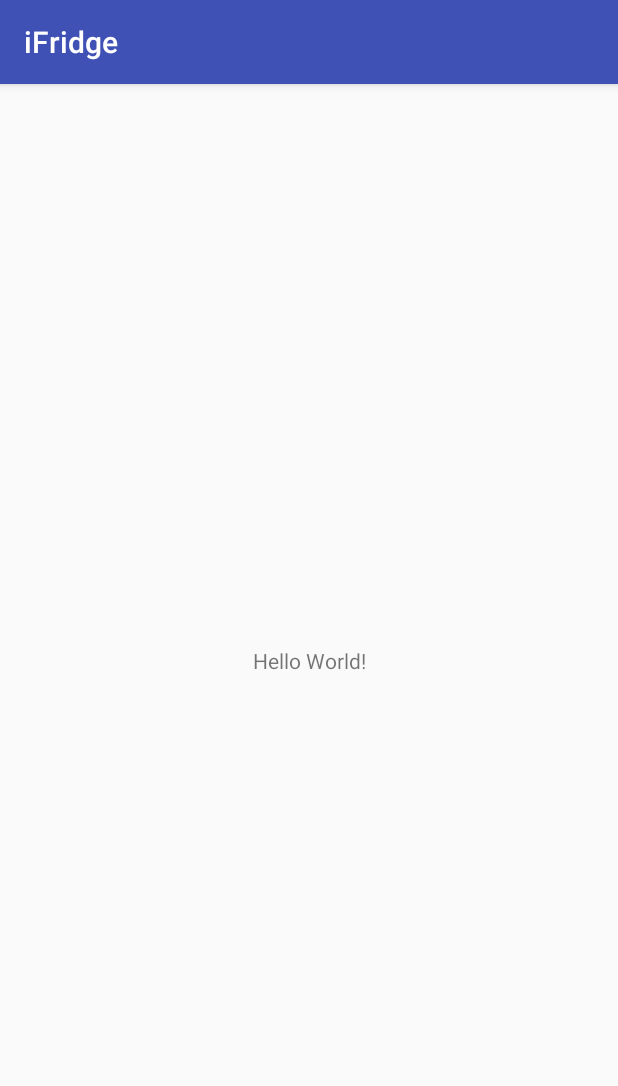
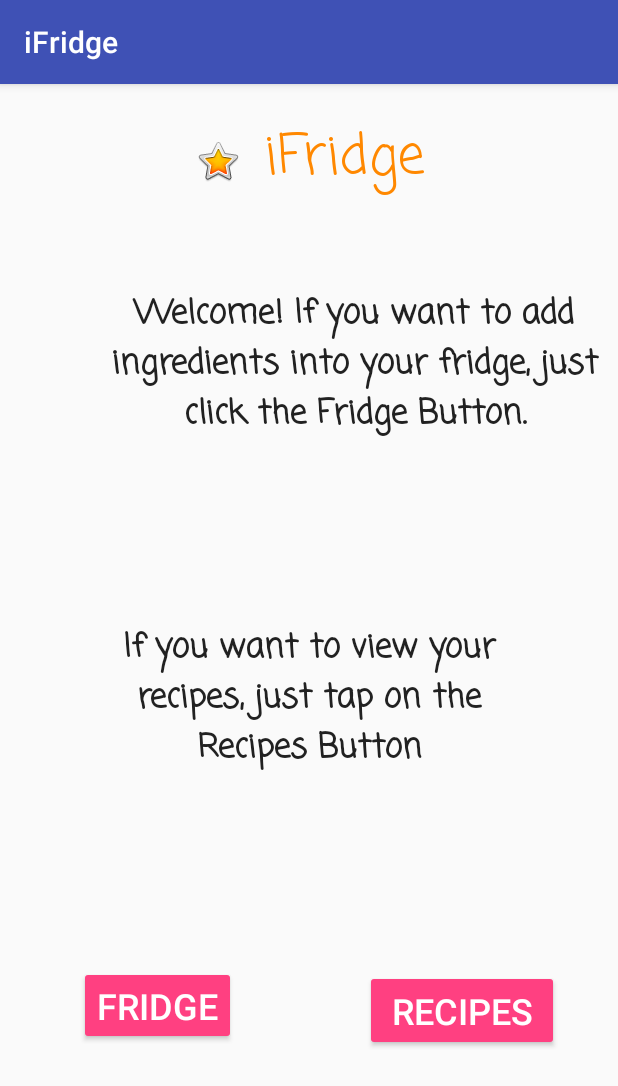
Before and after one commit to alzepeda/iFridge, an Android app: the screen it shows after launch (MainActivity), on a phone screen of 412 x 824 dp. Shown: the top 1086 px of the screen. Run offline under Robolectric (Android 15) with nearby library versions, the phone set to English and light mode, and no system bars.

Commit message:
UI implemented

```diff
--- a/app/build.gradle
+++ b/app/build.gradle
@@ -16,6 +16,10 @@ android {
             proguardFiles getDefaultProguardFile('proguard-android.txt'), 'proguard-rules.pro'
         }
     }
+    compileOptions {
+        targetCompatibility 1.8
+        sourceCompatibility 1.8
+    }
 }
 
 dependencies {
--- a/app/src/main/java/edu/utep/cs/cs4330/ifridge/MainActivity.java
+++ b/app/src/main/java/edu/utep/cs/cs4330/ifridge/MainActivity.java
@@ -1,20 +1,39 @@
 package edu.utep.cs.cs4330.ifridge;
+
+/**iFridge app
+ * @author Ana Zapeda, Sebastian Gonzalez
+ * @version 1.0
+ *
+ * This app will allow the user to discover delicious recipes with the ingredients found in the user's refrigerator.**/
 
 import android.support.v7.app.AppCompatActivity;
 import android.os.Bundle;
+import android.widget.Button;
+import android.widget.Toast;
+
 
 public class MainActivity extends AppCompatActivity {
+    private Button recipesButton;
+    private Button fridgeButton;
+
 
     @Override
     protected void onCreate(Bundle savedInstanceState) {
         super.onCreate(savedInstanceState);
         setContentView(R.layout.activity_main);
+        recipesButton = findViewById(R.id.idOfRecipesButton);
+        fridgeButton = findViewById(R.id.idOfFridgeButton);
+        recipesButton.setOnClickListener(e->recipesButtonClicked());
+        fridgeButton.setOnClickListener(e->fridgeButtonClicked());
 
-//helloooooooooooooo
-
-
-       // hello world
-
-        String l = "second attempt";
+    }
+    void recipesButtonClicked(){
+        toast("Recipes");
+    }
+    void fridgeButtonClicked(){
+        toast("Fridge");
+    }
+    void toast(String s){
+        Toast.makeText(this,s,Toast.LENGTH_LONG).show();
     }
 }
--- a/app/src/main/res/layout/activity_main.xml
+++ b/app/src/main/res/layout/activity_main.xml
@@ -7,12 +7,121 @@
     tools:context="edu.utep.cs.cs4330.ifridge.MainActivity">
 
     <TextView
+        android:id="@+id/idOfTitle"
         android:layout_width="wrap_content"
         android:layout_height="wrap_content"
-        android:text="Hello World!"
+        android:fontFamily="casual"
+        android:lineSpacingExtra="8sp"
+        android:text="iFridge"
+        android:textColor="@android:color/holo_orange_dark"
+        android:textSize="36sp"
+        android:typeface="serif"
         app:layout_constraintBottom_toBottomOf="parent"
-        app:layout_constraintLeft_toLeftOf="parent"
-        app:layout_constraintRight_toRightOf="parent"
-        app:layout_constraintTop_toTopOf="parent" />
+        app:layout_constraintEnd_toEndOf="parent"
+        app:layout_constraintHorizontal_bias="0.579"
+        app:layout_constraintStart_toStartOf="parent"
+        app:layout_constraintTop_toTopOf="parent"
+        app:layout_constraintVertical_bias="0.031" />
+
+    <Button
+        android:id="@+id/idOfFridgeButton"
+        style="@android:style/Widget.Material.Button.Colored"
+        android:layout_width="wrap_content"
+        android:layout_height="wrap_content"
+        android:layout_marginBottom="8dp"
+        android:layout_marginEnd="8dp"
+        android:layout_marginRight="8dp"
+        android:layout_marginTop="8dp"
+        android:text="Fridge"
+        android:textSize="24sp"
+        android:visibility="visible"
+        app:layout_constraintBottom_toBottomOf="parent"
+        app:layout_constraintEnd_toEndOf="parent"
+        app:layout_constraintHorizontal_bias="0.177"
+        app:layout_constraintStart_toStartOf="parent"
+        app:layout_constraintTop_toTopOf="parent"
+        app:layout_constraintVertical_bias="0.829" />
+
+    <Button
+        android:id="@+id/idOfRecipesButton"
+        style="@android:style/Widget.Material.Button.Colored"
+        android:layout_width="129dp"
+        android:layout_height="54dp"
+        android:layout_marginBottom="8dp"
+        android:layout_marginEnd="8dp"
+        android:layout_marginLeft="8dp"
+        android:layout_marginRight="8dp"
+        android:layout_marginStart="8dp"
+        android:layout_marginTop="8dp"
+        android:text="Recipes"
+        android:textSize="24sp"
+        app:layout_constraintBottom_toBottomOf="parent"
+        app:layout_constraintEnd_toEndOf="parent"
+        app:layout_constraintHorizontal_bias="0.882"
+        app:layout_constraintStart_toStartOf="parent"
+        app:layout_constraintTop_toTopOf="parent"
+        app:layout_constraintVertical_bias="0.835" />
+
+    <TextView
+        android:id="@+id/idOfWelcomeText"
+        android:layout_width="336dp"
+        android:layout_height="134dp"
+        android:layout_marginBottom="8dp"
+        android:layout_marginEnd="8dp"
+        android:layout_marginLeft="8dp"
+        android:layout_marginRight="8dp"
+        android:layout_marginStart="8dp"
+        android:layout_marginTop="8dp"
+        android:fontFamily="casual"
+        android:gravity="center_horizontal"
+        android:text="Welcome! If you want to add ingredients into your fridge, just click the Fridge Button."
+        android:textAllCaps="false"
+        android:textAppearance="@style/TextAppearance.AppCompat.Large"
+        android:textStyle="bold"
+        app:layout_constraintBottom_toBottomOf="parent"
+        app:layout_constraintEnd_toEndOf="parent"
+        app:layout_constraintHorizontal_bias="1.0"
+        app:layout_constraintStart_toStartOf="parent"
+        app:layout_constraintTop_toTopOf="parent"
+        app:layout_constraintVertical_bias="0.208" />
+
+    <TextView
+        android:id="@+id/idOfTapRecipesText"
+        android:layout_width="302dp"
+        android:layout_height="115dp"
+        android:layout_marginBottom="8dp"
+        android:layout_marginEnd="8dp"
+        android:layout_marginLeft="8dp"
+        android:layout_marginRight="8dp"
+        android:layout_marginStart="8dp"
+        android:layout_marginTop="8dp"
+        android:fontFamily="casual"
+        android:gravity="center_horizontal"
+        android:text="If you want to view your recipes, just tap on the Recipes Button"
+        android:textAppearance="@style/TextAppearance.AppCompat.Large"
+        android:textStyle="bold"
+        app:layout_constraintBottom_toBottomOf="parent"
+        app:layout_constraintEnd_toEndOf="parent"
+        app:layout_constraintStart_toStartOf="parent"
+        app:layout_constraintTop_toTopOf="parent"
+        app:layout_constraintVertical_bias="0.552" />
+
+    <ImageView
+        android:id="@+id/idOfStar"
+        android:layout_width="wrap_content"
+        android:layout_height="wrap_content"
+        android:layout_marginBottom="8dp"
+        android:layout_marginEnd="8dp"
+        android:layout_marginLeft="8dp"
+        android:layout_marginRight="8dp"
+        android:layout_marginStart="8dp"
+        android:layout_marginTop="8dp"
+        app:layout_constraintBottom_toBottomOf="parent"
+        app:layout_constraintEnd_toEndOf="parent"
+        app:layout_constraintHorizontal_bias="0.333"
+        app:layout_constraintStart_toStartOf="parent"
+        app:layout_constraintTop_toTopOf="parent"
+        app:layout_constraintVertical_bias="0.038"
+        app:srcCompat="@android:drawable/btn_star_big_on" />
 
 </android.support.constraint.ConstraintLayout>
```
